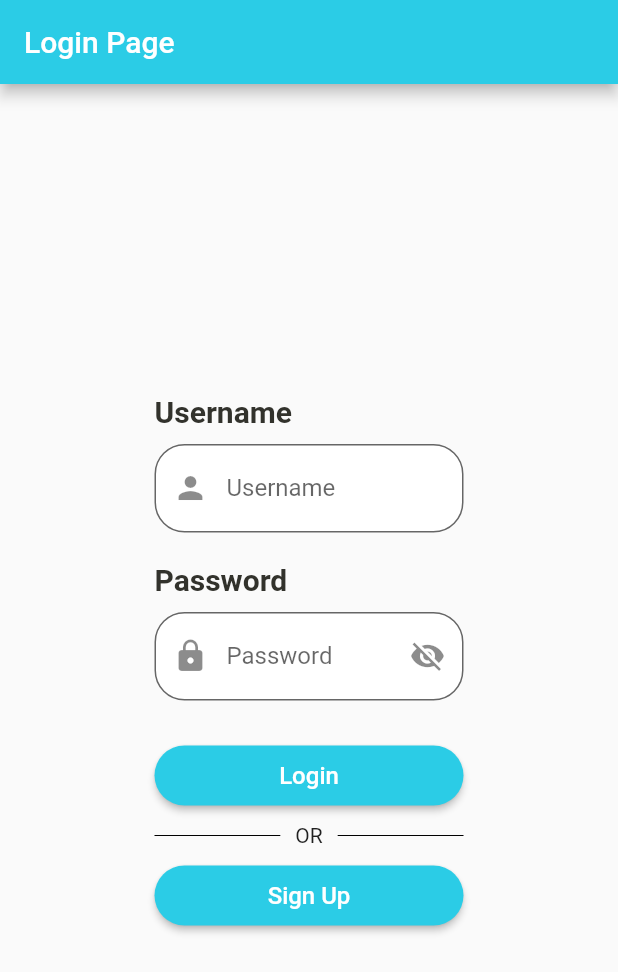
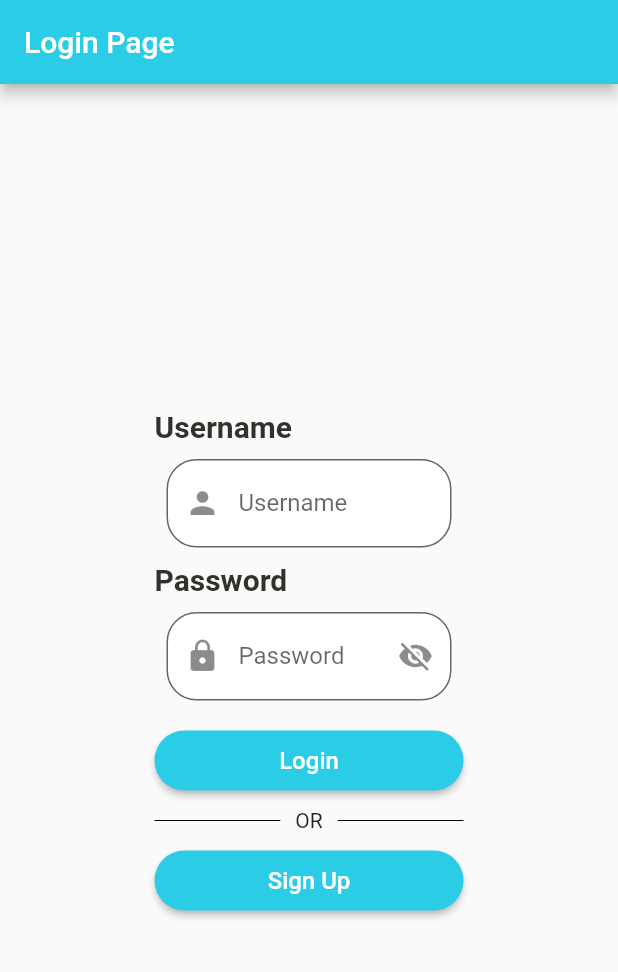
Before and after one commit to MergenTech-ERP-Project/Frontend, a Flutter app: the screen it shows after launch, on a phone screen of 412 x 824 dp. Shown: the top 972 px of the screen. Run offline on Flutter 3.47's test engine with Material 2 defaults, Android fonts, the light colour scheme and no system bars; our stand-ins replace date_time_picker, get, shared_preferences; missing offline and left inert: dart:html, enum_to_string; accounts and stored records are empty; Roboto replaces fonts that are missing (Comfortaa).

Commit message:
Bir kac duzenleme daha XD

```diff
--- a/flutter/lib/componenets/custom_datetimepicker.dart
+++ b/flutter/lib/componenets/custom_datetimepicker.dart
@@ -7,6 +7,7 @@ class CustomDateTimePicker extends StatefulWidget {
   bool? borderless;
   final Color fillcolor;
   final String? labelText;
+  final Widget suffixWidget;
 
   CustomDateTimePicker({
     Key? key,
@@ -14,6 +15,7 @@ class CustomDateTimePicker extends StatefulWidget {
     this.borderless = false,
     this.fillcolor = Colors.white,
     this.labelText,
+    this.suffixWidget = const SizedBox(),
   }) : super(key: key);
 
   @override
@@ -34,6 +36,7 @@ class _CustomDateTimePickerState extends State<CustomDateTimePicker> {
           firstDate: DateTime.now(),
           lastDate: DateTime.now().add(const Duration(days: 1000)),
           decoration: InputDecoration(
+            suffixIcon: widget.suffixWidget,
             labelStyle: const TextStyle(
               color: kTextFontColor,
               fontFamily: 'Comfortaa',
--- a/flutter/lib/componenets/custom_text_box.dart
+++ b/flutter/lib/componenets/custom_text_box.dart
@@ -12,6 +12,7 @@ class CustomTextBox extends StatefulWidget {
   final void Function(String)? onTextChanged;
   final double customFontSize;
   final Color fillcolor;
+  final double padding;
 
   const CustomTextBox({
     Key? key,
@@ -28,6 +29,7 @@ class CustomTextBox extends StatefulWidget {
     this.customFontSize = 16,
     this.fillcolor = Colors.white,
     this.suffixWidget = const SizedBox(),
+    this.padding = 8,
   }) : super(key: key);
 
   @override
@@ -53,7 +55,9 @@ class _CustomTextBoxState extends State<CustomTextBox> {
             ? Text(widget.title!, style: kLabelStyle)
             : const SizedBox(height: 1),
         const SizedBox(height: 10),
-        TextFormField(
+        Padding(
+          padding: EdgeInsets.symmetric(horizontal: widget.padding),
+          child: TextFormField(
             controller: widget.controller,
             readOnly: widget.readOnly!,
             validator: widget.validator,
@@ -90,7 +94,8 @@ class _CustomTextBoxState extends State<CustomTextBox> {
                   : null,
             ),
           ),
-        const SizedBox(height: 20),
+        ),
+        const SizedBox(height: 10),
       ],
     );
   }
```
Also changed, not shown: flutter/lib/screens/AddNewEmployee/components/tab_genel_second_card.dart (+2 -24 lines), flutter/lib/screens/AddNewEmployee/tab_kariyer.dart (+15 -0 lines), flutter/lib/screens/AddNewEmployee/tab_kisisel_bilgiler.dart (+1 -11 lines). Lines whose indentation alone changed are shown as unchanged.
